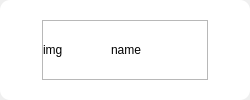
Above: Main/UI/UserCell.ui from Uyuniwhite/Face-recognition-Attendance-System-Project before the change. Below: the same form after it.
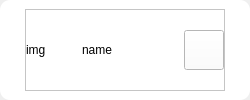
That is the form after the change. Icons and pictures are not drawn.

```diff
--- a/Main/UI/UserCell.ui
+++ b/Main/UI/UserCell.ui
@@ -31,6 +31,12 @@
    </property>
    <item>
     <widget class="QFrame" name="frame">
+     <property name="minimumSize">
+      <size>
+       <width>250</width>
+       <height>100</height>
+      </size>
+     </property>
      <property name="maximumSize">
       <size>
        <width>250</width>
@@ -51,22 +57,22 @@
      </property>
      <layout class="QHBoxLayout" name="horizontalLayout_3">
       <property name="leftMargin">
-       <number>34</number>
+       <number>9</number>
       </property>
       <property name="topMargin">
-       <number>20</number>
+       <number>9</number>
       </property>
       <property name="rightMargin">
-       <number>34</number>
+       <number>9</number>
       </property>
       <property name="bottomMargin">
-       <number>20</number>
+       <number>9</number>
       </property>
       <item>
        <widget class="QFrame" name="frame_2">
         <property name="minimumSize">
          <size>
-          <width>166</width>
+          <width>200</width>
           <height>0</height>
          </size>
         </property>
@@ -76,6 +82,9 @@
           <height>16777215</height>
          </size>
         </property>
+        <property name="styleSheet">
+         <string notr="true">background-color: rgb(255, 255, 255);</string>
+        </property>
         <property name="frameShape">
          <enum>QFrame::StyledPanel</enum>
         </property>
@@ -84,8 +93,29 @@
         </property>
         <layout class="QHBoxLayout" name="horizontalLayout_2">
          <property name="spacing">
-          <number>18</number>
+          <number>10</number>
          </property>
+         <property name="leftMargin">
+          <number>0</number>
+         </property>
+         <property name="topMargin">
+          <number>0</number>
+         </property>
+         <property name="rightMargin">
+          <number>0</number>
+         </property>
+         <property name="bottomMargin">
+          <number>0</number>
+         </property>
+         <item>
+          <widget class="QWidget" name="widget" native="true">
+           <property name="maximumSize">
+            <size>
+             <width>156</width>
+             <height>16777215</height>
+            </size>
+           </property>
+           <layout class="QHBoxLayout" name="horizontalLayout_4">
          <property name="leftMargin">
           <number>0</number>
          </property>
@@ -130,11 +160,51 @@
         </layout>
        </widget>
       </item>
+         <item>
+          <widget class="QPushButton" name="del_btn">
+           <property name="minimumSize">
+            <size>
+             <width>40</width>
+             <height>40</height>
+            </size>
+           </property>
+           <property name="maximumSize">
+            <size>
+             <width>40</width>
+             <height>40</height>
+            </size>
+           </property>
+           <property name="styleSheet">
+            <string notr="true">#close_btn::hover{
+border: 1px solid #3C82F2;
+	background-color: transparent;
+}</string>
+           </property>
+           <property name="text">
+            <string/>
+           </property>
+           <property name="icon">
+            <iconset resource="../../img/icon/resource.qrc">
+             <normaloff>:/interface.png</normaloff>:/interface.png</iconset>
+           </property>
+           <property name="iconSize">
+            <size>
+             <width>40</width>
+             <height>40</height>
+            </size>
+           </property>
+          </widget>
+         </item>
      </layout>
     </widget>
    </item>
   </layout>
  </widget>
- <resources/>
+   </item>
+  </layout>
+ </widget>
+ <resources>
+  <include location="../../img/icon/resource.qrc"/>
+ </resources>
  <connections/>
 </ui>
```
Lines whose indentation alone changed are shown as unchanged.
